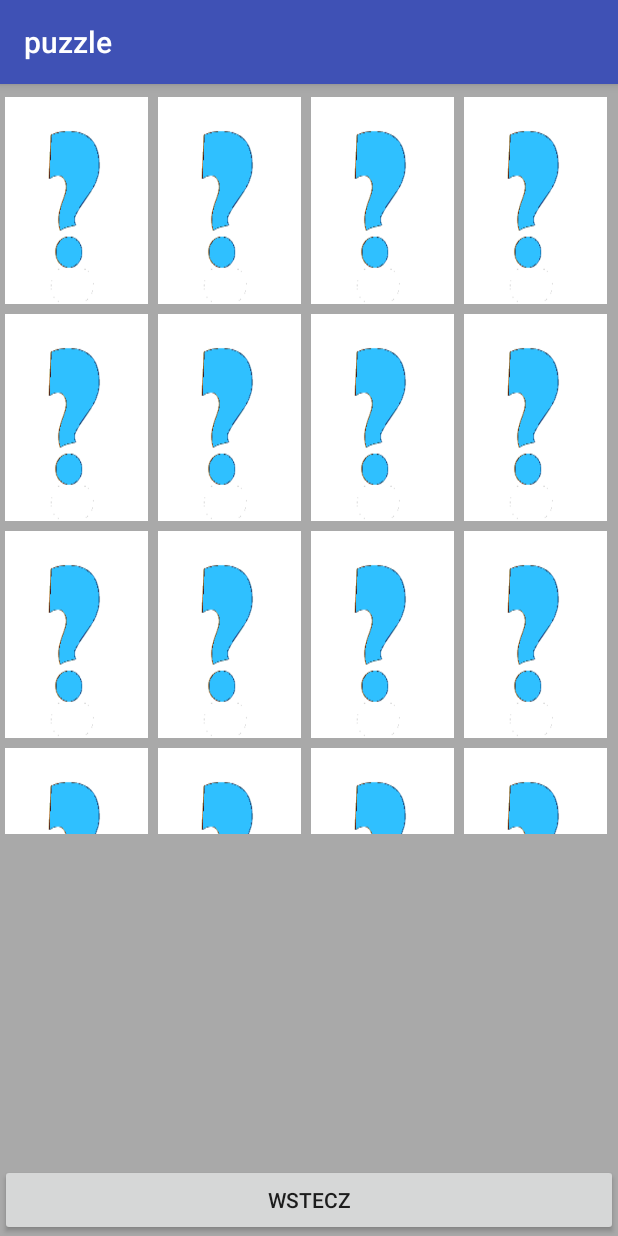
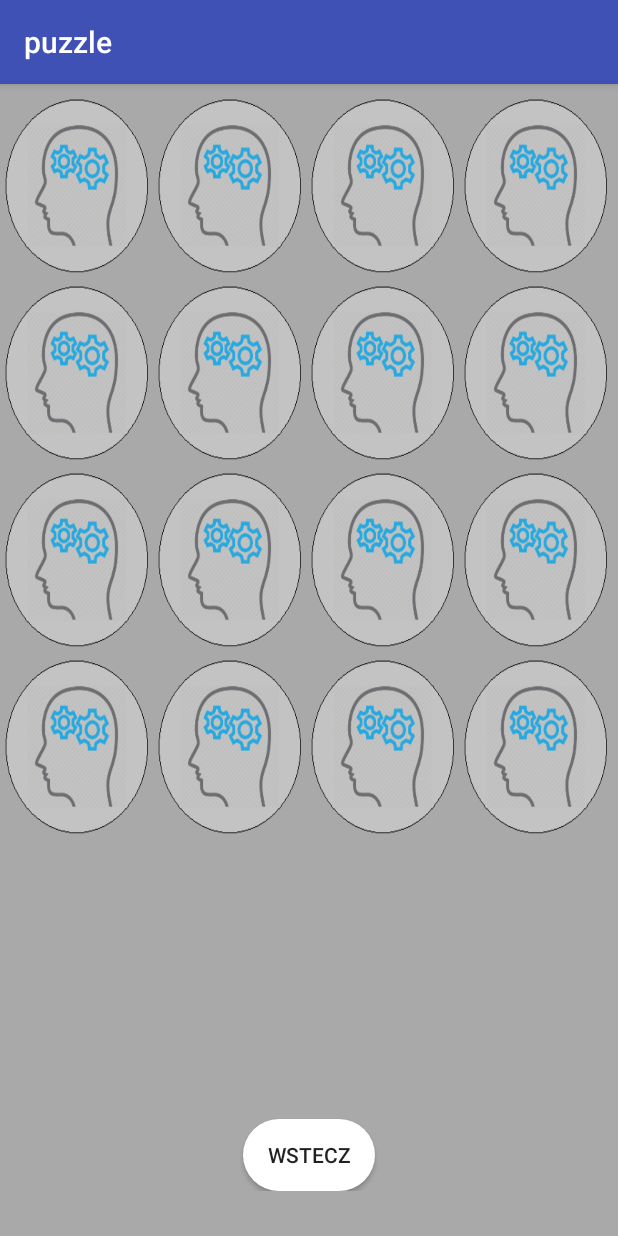
Before and after one commit to magda-piatek/DAM, an Android app: the MemoryActivity screen opened directly, with no data from a screen before it, on a phone screen of 412 x 824 dp. Run offline under Robolectric (Android 15) with nearby library versions, the light colour scheme and no system bars.

Commit message:
Zmiana wygladu Memory

```diff
--- a/app/src/main/java/com/example/user/puzzle/MemoryActivity.java
+++ b/app/src/main/java/com/example/user/puzzle/MemoryActivity.java
@@ -59,7 +59,6 @@ public class MemoryActivity extends AppCompatActivity implements View.OnClickLis
         GridLayout gridLayout = (GridLayout) findViewById(R.id.grid_layout);
 
 
-        //MOJE
 
         Display display = getWindowManager().getDefaultDisplay();
         int widthScreen = display.getWidth();
@@ -149,7 +148,7 @@ public class MemoryActivity extends AppCompatActivity implements View.OnClickLis
         if(selectedButton1==null)
         {
             selectedButton1=button;
-            selectedButton1.flip();;
+            selectedButton1.flip();
             return;
         }
 
--- a/app/src/main/java/com/example/user/puzzle/MemoryButton.java
+++ b/app/src/main/java/com/example/user/puzzle/MemoryButton.java
@@ -47,7 +47,7 @@ public class MemoryButton extends android.support.v7.widget.AppCompatButton {
 
         tempParams.width =(int) getResources().getDisplayMetrics().density+(widthScreen/4)-12;
         //  tempParams.width =(int) getResources().getDisplayMetrics().density+(widthScreen/4);
-        tempParams.height =(int) getResources().getDisplayMetrics().density+(heightScreen/6);
+        tempParams.height =(int) getResources().getDisplayMetrics().density+(heightScreen/7);
 
         tempParams.setMargins(5,5,5,5);
 
--- a/app/src/main/res/layout/activity_memory.xml
+++ b/app/src/main/res/layout/activity_memory.xml
@@ -11,12 +11,13 @@
     <GridLayout
         android:id="@+id/grid_layout"
         android:layout_width="match_parent"
-        android:layout_height="500dp"
+        android:layout_height="wrap_content"
 
         android:columnCount="4"
         android:paddingTop="5dp"
         android:rowCount="4"
-        tools:context="http://schemas.android.com/tools">
+        tools:context="http://schemas.android.com/tools"
+        >
 
 
     </GridLayout>
@@ -24,14 +25,15 @@
     <LinearLayout
         android:layout_width="match_parent"
         android:layout_height="match_parent"
-        android:gravity="bottom"
-        android:orientation="horizontal">
+        android:gravity="bottom|center"
+        android:orientation="horizontal"
+        android:paddingBottom="30dp">
 
         <Button
             android:id="@+id/buttonBack"
             android:layout_width="wrap_content"
             android:layout_height="wrap_content"
-            android:layout_weight="1"
+            android:background="@drawable/button_styles"
             android:text="Wstecz" />
     </LinearLayout>
 </LinearLayout>
```
Also changed, not shown: app/src/main/res/drawable/button_1.png, app/src/main/res/drawable/button_2.png, app/src/main/res/drawable/button_3.png, app/src/main/res/drawable/button_4.png, app/src/main/res/drawable/button_5.png, app/src/main/res/drawable/button_6.png, app/src/main/res/drawable/button_7.png, app/src/main/res/drawable/button_8.png, app/src/main/res/drawable/button_question.png.
